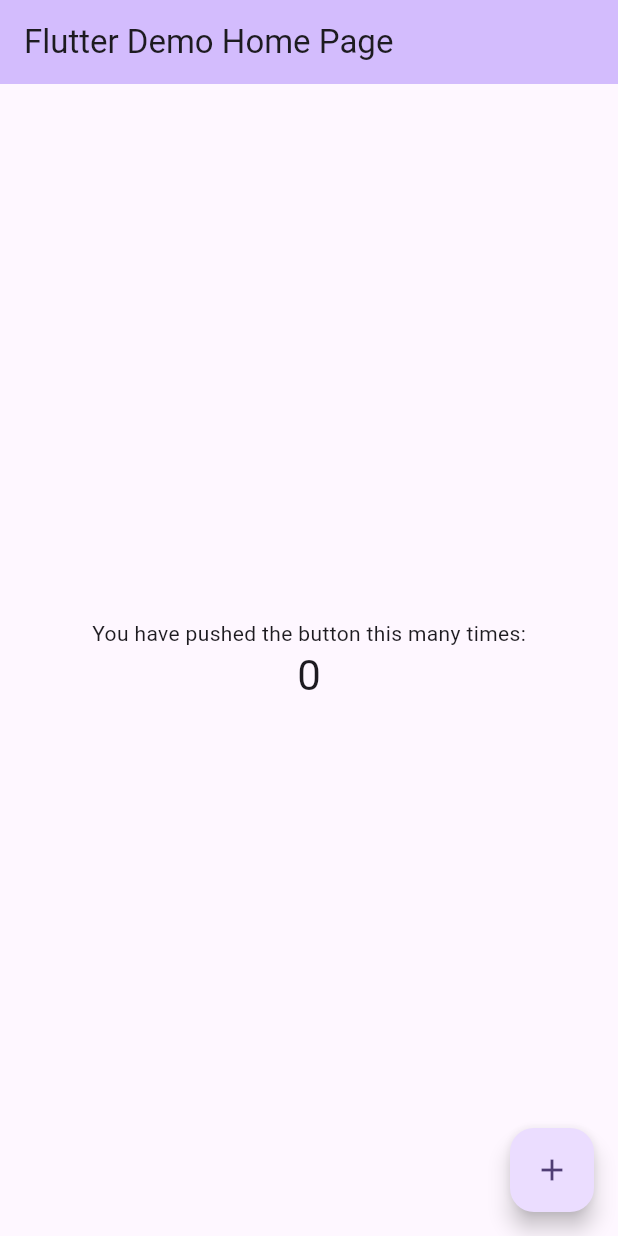
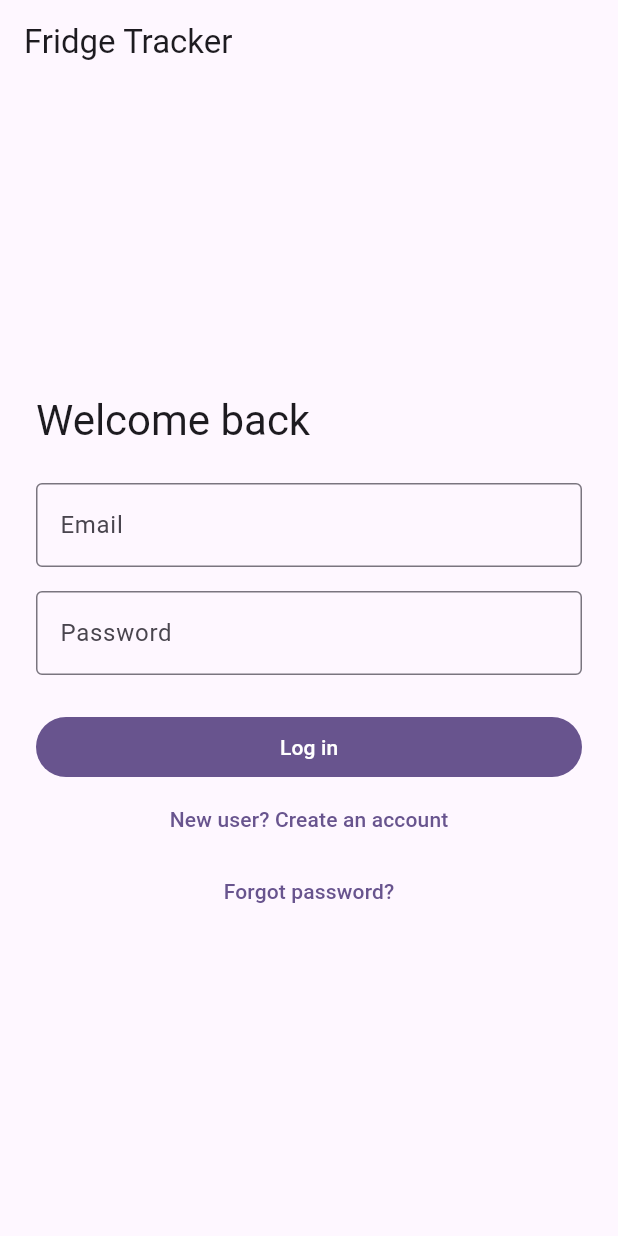
Before and after one commit to zuzanakf/fridge_tracker, a Flutter app: the screen it shows after launch, on a phone screen of 412 x 824 dp. Run offline on Flutter 3.47's test engine with Material 3 defaults, Android fonts, the phone set to English and light mode, and no system bars; our stand-ins replace supabase_flutter; accounts and stored records are empty.

Commit message:
initial auth set up

```diff
--- /dev/null
+++ b/config/example.json
@@ -0,0 +1,4 @@
+{
+  "SUPABASE_URL": "https://your-project.supabase.co",
+  "SUPABASE_PUBLISHABLE_KEY": "sb_publishable_your_key"
+}
--- /dev/null
+++ b/devtools_options.yaml
@@ -0,0 +1,3 @@
+description: This file stores settings for Dart & Flutter DevTools.
+documentation: https://docs.flutter.dev/tools/devtools/extensions#configure-extension-enablement-states
+extensions:
--- /dev/null
+++ b/lib/auth/auth_gate.dart
@@ -0,0 +1,76 @@
+
+import 'dart:async';
+
+import 'package:flutter/material.dart';
+import 'package:supabase_flutter/supabase_flutter.dart';
+
+import '../home_page.dart';
+import 'login_page.dart';
+import 'update_password_page.dart';
+
+
+class AuthGate extends StatefulWidget {
+  const AuthGate({super.key});
+
+  @override
+  State<AuthGate> createState() => _AuthGateState();
+}
+
+class _AuthGateState extends State<AuthGate> {
+  late Session? _session;
+  late final StreamSubscription<AuthState> _subscription;
+
+  bool _recoveringPassword = false;
+
+  @override
+  void initState() {
+    super.initState();
+
+    final auth = Supabase.instance.client.auth;
+    _session = auth.currentSession;
+
+    _subscription = auth.onAuthStateChange.listen(
+      (data) {
+        if (!mounted) return;
+
+        setState(() {
+          _session = data.session;
+
+          if (data.event == AuthChangeEvent.passwordRecovery) {
+            _recoveringPassword = true;
+          }
+
+          if (data.event == AuthChangeEvent.signedOut) {
+            _recoveringPassword = false;
+          }
+        });
+      },
+      onError: (Object error, StackTrace stackTrace) {
+        debugPrint('Auth stream error: $error');
+      },
+    );
+  }
+
+  @override
+  void dispose() {
+    _subscription.cancel();
+    super.dispose();
+  }
+
+  @override
+  Widget build(BuildContext context) {
+    if (_recoveringPassword && _session != null) {
+      return UpdatePasswordPage(
+        onComplete: () {
+          setState(() => _recoveringPassword = false);
+        },
+      );
+    }
+
+    if (_session == null) {
+      return const LoginPage();
+    }
+
+    return const HomePage();
+  }
+}
--- /dev/null
+++ b/lib/auth/auth_service.dart
@@ -0,0 +1,50 @@
+import 'package:supabase_flutter/supabase_flutter.dart';
+
+class AuthService {
+  AuthService({SupabaseClient? client}) : _client = client ?? Supabase.instance.client;
+
+  final SupabaseClient _client;
+
+  static const String redirectUrl = 'fridgetracker://auth-callback/';
+
+  User? get currentUser => _client.auth.currentUser;
+
+  Future<AuthResponse> signUp({
+    required String email,
+    required String password,
+  }) {
+    return _client.auth.signUp(
+      email: email.trim(),
+      password: password,
+      emailRedirectTo: redirectUrl,
+    );
+  }
+
+  Future<AuthResponse> signIn({
+    required String email,
+    required String password,
+  }) {
+    return _client.auth.signInWithPassword(
+      email: email.trim(),
+      password: password,
+    );
+  }
+
+  Future<void> signOut() async {
+    await _client.auth.signOut();
+  }
+
+  Future<void> sendPasswordReset(String email) async {
+    await _client.auth.resetPasswordForEmail(
+      email.trim(),
+      redirectTo: redirectUrl,
+    );
+  }
+
+  Future<void> updatePassword(String newPassword) async {
+    await _client.auth.updateUser(
+      UserAttributes(password: newPassword),
+    );
+  }
+
+}
--- /dev/null
+++ b/lib/auth/login_page.dart
@@ -0,0 +1,192 @@
+
+import 'package:flutter/material.dart';
+import 'package:supabase_flutter/supabase_flutter.dart';
+
+import 'auth_service.dart';
+
+class LoginPage extends StatefulWidget {
+  const LoginPage({super.key});
+
+  @override
+  State<LoginPage> createState() => _LoginPageState();
+}
+
+class _LoginPageState extends State<LoginPage> {
+  final _formKey = GlobalKey<FormState>();
+  final _email = TextEditingController();
+  final _password = TextEditingController();
+  final _auth = AuthService();
+
+  bool _isSignUp = false;
+  bool _loading = false;
+
+  void _message(String text) {
+    if (!mounted) return;
+
+    ScaffoldMessenger.of(context).showSnackBar(
+      SnackBar(content: Text(text)),
+    );
+  }
+
+  Future<void> _submit() async {
+    if (!_formKey.currentState!.validate()) return;
+
+    setState(() => _loading = true);
+
+    try {
+      if (_isSignUp) {
+        final response = await _auth.signUp(
+          email: _email.text,
+          password: _password.text,
+        );
+
+        if (response.session == null) {
+          _message('Check your email to confirm your account.');
+
+          if (mounted) {
+            setState(() => _isSignUp = false);
+          }
+        }
+      } else {
+        await _auth.signIn(
+          email: _email.text,
+          password: _password.text,
+        );
+      }
+    } on AuthException catch (error) {
+      _message(error.message);
+    } catch (error) {
+      _message('Something went wrong. Please try again.');
+      debugPrint('Authentication error: $error');
+    } finally {
+      if (mounted) {
+        setState(() => _loading = false);
+      }
+    }
+  }
+
+  Future<void> _forgotPassword() async {
+    if (_email.text.trim().isEmpty) {
+      _message('Enter your email address first.');
+      return;
+    }
+
+    setState(() => _loading = true);
+
+    try {
+      await _auth.sendPasswordReset(_email.text);
+
+      _message(
+        'If an account exists, a reset email will be sent.',
+      );
+    } on AuthException catch (error) {
+      _message(error.message);
+    } catch (error) {
+      _message('Could not send the reset email.');
+      debugPrint('Password reset error: $error');
+    } finally {
+      if (mounted) {
+        setState(() => _loading = false);
+      }
+    }
+  }
+
+  @override
+  void dispose() {
+    _email.dispose();
+    _password.dispose();
+    super.dispose();
+  }
+
+  @override
+  Widget build(BuildContext context) {
+    return Scaffold(
+      appBar: AppBar(title: const Text('Fridge Tracker')),
+      body: Center(
+        child: SingleChildScrollView(
+          padding: const EdgeInsets.all(24),
+          child: ConstrainedBox(
+            constraints: const BoxConstraints(maxWidth: 420),
+            child: Form(
+              key: _formKey,
+              child: Column(
+                mainAxisSize: MainAxisSize.min,
+                crossAxisAlignment: CrossAxisAlignment.stretch,
+                children: [
+                  Text(
+                    _isSignUp ? 'Create an account' : 'Welcome back',
+                    style: Theme.of(context).textTheme.headlineMedium,
+                  ),
+                  const SizedBox(height: 24),
+
+                  TextFormField(
+                    controller: _email,
+                    keyboardType: TextInputType.emailAddress,
+                    decoration: const InputDecoration(
+                      labelText: 'Email',
+                      border: OutlineInputBorder(),
+                    ),
+                    validator: (value) {
+                      final email = value?.trim() ?? '';
+                      if (!email.contains('@') || !email.contains('.')) {
+                        return 'Enter a valid email';
+                      }
+                      return null;
+                    },
+                  ),
+
+                  const SizedBox(height: 16),
+
+                  TextFormField(
+                    controller: _password,
+                    obscureText: true,
+                    decoration: const InputDecoration(
+                      labelText: 'Password',
+                      border: OutlineInputBorder(),
+                    ),
+                    validator: (value) {
+                      if (value == null || value.length < 6) {
+                        return 'Use at least 6 characters';
+                      }
+                      return null;
+                    },
+                  ),
+
+                  const SizedBox(height: 24),
+
+                  FilledButton(
+                    onPressed: _loading ? null : _submit,
+                    child: Text(
+                      _loading
+                          ? 'Please wait...'
+                          : (_isSignUp ? 'Sign up' : 'Log in'),
+                    ),
+                  ),
+
+                  TextButton(
+                    onPressed: _loading
+                        ? null
+                        : () {
+                            setState(() => _isSignUp = !_isSignUp);
+                          },
+                    child: Text(
+                      _isSignUp
+                          ? 'Already have an account? Log in'
+                          : 'New user? Create an account',
+                    ),
+                  ),
+
+                  if (!_isSignUp)
+                    TextButton(
+                      onPressed: _loading ? null : _forgotPassword,
+                      child: const Text('Forgot password?'),
+                    ),
+                ],
+              ),
+            ),
+          ),
+        ),
+      ),
+    );
+  }
+}
--- a/lib/main.dart
+++ b/lib/main.dart
@@ -1,122 +1,39 @@
 import 'package:flutter/material.dart';
+import 'package:fridge_tracker/auth/auth_gate.dart';
+import 'package:supabase_flutter/supabase_flutter.dart';
 
-void main() {
-  runApp(const MyApp());
+import 'core/config/supabase_config.dart';
+
+Future<void> main() async {
+  // ensure flutter initialised before initialising supabase setup
+  WidgetsFlutterBinding.ensureInitialized();
+
+  if (SupabaseConfig.url.isEmpty ||
+      SupabaseConfig.publishableKey.isEmpty) {
+    throw StateError('Missing Supabase configuration');
+  }
+
+  await Supabase.initialize(
+    url: SupabaseConfig.url,
+    publishableKey: SupabaseConfig.publishableKey,
+  );
+
+  runApp(const FridgeApp());
 }
 
-class MyApp extends StatelessWidget {
-  const MyApp({super.key});
+class FridgeApp extends StatelessWidget {
+  const FridgeApp({super.key});
 
   // This widget is the root of your application.
   @override
   Widget build(BuildContext context) {
     return MaterialApp(
-      title: 'Flutter Demo',
+      title: 'Fridge Tracker',
       theme: ThemeData(
-        // This is the theme of your application.
-        //
-        // TRY THIS: Try running your application with "flutter run". You'll see
-        // the application has a purple toolbar. Then, without quitting the app,
-        // try changing the seedColor in the colorScheme below to Colors.green
-        // and then invoke "hot reload" (save your changes or press the "hot
-        // reload" button in a Flutter-supported IDE, or press "r" if you used
-        // the command line to start the app).
-        //
-        // Notice that the counter didn't reset back to zero; the application
-        // state is not lost during the reload. To reset the state, use hot
-        // restart instead.
-        //
-        // This works for code too, not just values: Most code changes can be
-        // tested with just a hot reload.
         colorScheme: .fromSeed(seedColor: Colors.deepPurple),
       ),
-      home: const MyHomePage(title: 'Flutter Demo Home Page'),
+      debugShowCheckedModeBanner: false,
+      home: const AuthGate(),
     );
   }
 }
-
-class MyHomePage extends StatefulWidget {
-  const MyHomePage({super.key, required this.title});
-
-  // This widget is the home page of your application. It is stateful, meaning
-  // that it has a State object (defined below) that contains fields that affect
-  // how it looks.
-
-  // This class is the configuration for the state. It holds the values (in this
-  // case the title) provided by the parent (in this case the App widget) and
-  // used by the build method of the State. Fields in a Widget subclass are
-  // always marked "final".
-
-  final String title;
-
-  @override
-  State<MyHomePage> createState() => _MyHomePageState();
-}
-
-class _MyHomePageState extends State<MyHomePage> {
-  int _counter = 0;
-
-  void _incrementCounter() {
-    setState(() {
-      // This call to setState tells the Flutter framework that something has
-      // changed in this State, which causes it to rerun the build method below
-      // so that the display can reflect the updated values. If we changed
-      // _counter without calling setState(), then the build method would not be
-      // called again, and so nothing would appear to happen.
-      _counter++;
-    });
-  }
-
-  @override
-  Widget build(BuildContext context) {
-    // This method is rerun every time setState is called, for instance as done
-    // by the _incrementCounter method above.
-    //
-    // The Flutter framework has been optimized to make rerunning build methods
-    // fast, so that you can just rebuild anything that needs updating rather
-    // than having to individually change instances of widgets.
-    return Scaffold(
-      appBar: AppBar(
-        // TRY THIS: Try changing the color here to a specific color (to
-        // Colors.amber, perhaps?) and trigger a hot reload to see the AppBar
-        // change color while the other colors stay the same.
-        backgroundColor: Theme.of(context).colorScheme.inversePrimary,
-        // Here we take the value from the MyHomePage object that was created by
-        // the App.build method, and use it to set our appbar title.
-        title: Text(widget.title),
-      ),
-      body: Center(
-        // Center is a layout widget. It takes a single child and positions it
-        // in the middle of the parent.
-        child: Column(
-          // Column is also a layout widget. It takes a list of children and
-          // arranges them vertically. By default, it sizes itself to fit its
-          // children horizontally, and tries to be as tall as its parent.
-          //
-          // Column has various properties to control how it sizes itself and
-          // how it positions its children. Here we use mainAxisAlignment to
-          // center the children vertically; the main axis here is the vertical
-          // axis because Columns are vertical (the cross axis would be
-          // horizontal).
-          //
-          // TRY THIS: Invoke "debug painting" (choose the "Toggle Debug Paint"
-          // action in the IDE, or press "p" in the console), to see the
-          // wireframe for each widget.
-          mainAxisAlignment: .center,
-          children: [
-            const Text('You have pushed the button this many times:'),
-            Text(
-              '$_counter',
-              style: Theme.of(context).textTheme.headlineMedium,
-            ),
-          ],
-        ),
-      ),
-      floatingActionButton: FloatingActionButton(
-        onPressed: _incrementCounter,
-        tooltip: 'Increment',
-        child: const Icon(Icons.add),
-      ),
-    );
-  }
-}
--- a/pubspec.yaml
+++ b/pubspec.yaml
@@ -34,6 +34,7 @@ dependencies:
   # The following adds the Cupertino Icons font to your application.
   # Use with the CupertinoIcons class for iOS style icons.
   cupertino_icons: ^1.0.8
+  supabase_flutter: ^2.18.3
 
 dev_dependencies:
   flutter_test:
@@ -45,6 +46,7 @@ dev_dependencies:
   # package. See that file for information about deactivating specific lint
   # rules and activating additional ones.
   flutter_lints: ^6.0.0
+  mocktail: 1.0.5
 
 # For information on the generic Dart part of this file, see the
 # following page: https://dart.dev/tools/pub/pubspec
```
Also changed, not shown: lib/auth/update_password_page.dart (added, +92 -0 lines), lib/core/config/supabase_config.dart (added, +8 -0 lines), lib/home_page.dart (added, +42 -0 lines), pubspec.lock, 11 other files.
